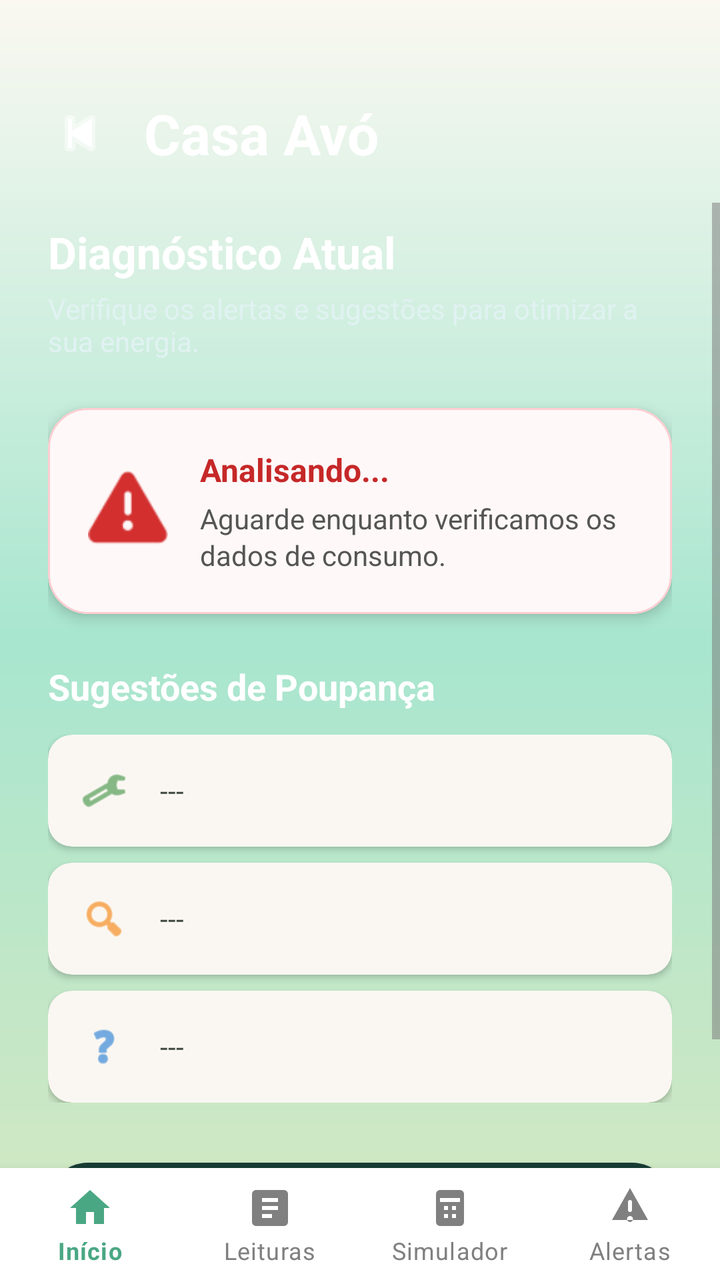
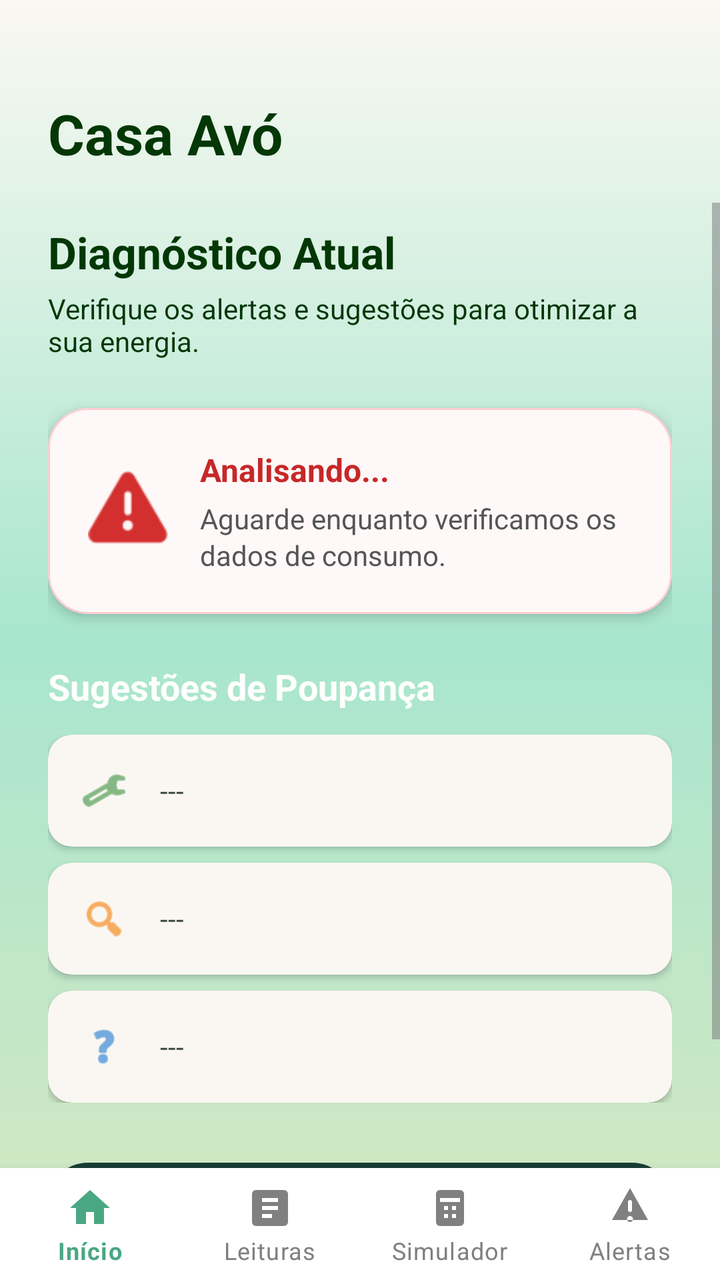

Before-and-after screenshots of an Android layout around one commit, followed by the original layout XML and the change that was made.
<!-- AndroidManifest.xml: application theme Theme.EcoTrack -->
<!-- res/layout/activity_alertas_consumo.xml -->
<?xml version="1.0" encoding="utf-8"?>
<androidx.constraintlayout.widget.ConstraintLayout xmlns:android="http://schemas.android.com/apk/res/android"
    xmlns:app="http://schemas.android.com/apk/res-auto"
    xmlns:tools="http://schemas.android.com/tools"
    android:layout_width="match_parent"
    android:layout_height="match_parent"
    android:background="@drawable/gradient_verde"
    tools:context=".AlertasConsumo">

    <androidx.constraintlayout.widget.ConstraintLayout
        android:id="@+id/headerCasaAlertas"
        android:layout_width="match_parent"
        android:layout_height="wrap_content"
        android:paddingHorizontal="24dp"
        android:paddingTop="48dp"
        android:paddingBottom="16dp"
        app:layout_constraintTop_toTopOf="parent"
        app:layout_constraintStart_toStartOf="parent"
        app:layout_constraintEnd_toEndOf="parent">

        <ImageView
            android:id="@+id/btnBackArrow"
            android:layout_width="32dp"
            android:layout_height="32dp"
            android:src="@android:drawable/ic_media_previous"
            app:tint="#FFFFFF"
            android:contentDescription="Voltar"
            app:layout_constraintStart_toStartOf="parent"
            app:layout_constraintTop_toTopOf="@id/tvNomeCasaAlertas"
            app:layout_constraintBottom_toBottomOf="@id/tvNomeCasaAlertas" />

        <TextView
            android:id="@+id/tvLabelCategoria"
            android:layout_width="wrap_content"
            android:layout_height="wrap_content"
            android:text="ANÁLISE INTELIGENTE"
            android:textSize="12sp"
            android:textColor="#CCFFFFFF"
            android:letterSpacing="0.1"
            android:textStyle="bold"
            android:layout_marginBottom="4dp"
            android:layout_marginStart="16dp"
            app:layout_constraintStart_toEndOf="@id/btnBackArrow"
            app:layout_constraintBottom_toTopOf="@id/tvNomeCasaAlertas" />

        <TextView
            android:id="@+id/tvNomeCasaAlertas"
            android:layout_width="wrap_content"
            android:layout_height="wrap_content"
            android:text="Casa Avó"
            android:textSize="28sp"
            android:textStyle="bold"
            android:textColor="#FFFFFF"
            android:layout_marginStart="16dp"
            app:layout_constraintStart_toEndOf="@id/btnBackArrow"
            app:layout_constraintTop_toTopOf="parent" />

    </androidx.constraintlayout.widget.ConstraintLayout>

    <ScrollView
        android:id="@+id/scrollAlertas"
        android:layout_width="0dp"
        android:layout_height="0dp"
        android:fillViewport="true"
        android:clipToPadding="false"
        android:paddingBottom="20dp"
        app:layout_constraintTop_toBottomOf="@id/headerCasaAlertas"
        app:layout_constraintBottom_toTopOf="@id/bottomNavigation"
        app:layout_constraintStart_toStartOf="parent"
        app:layout_constraintEnd_toEndOf="parent">

        <LinearLayout
            android:layout_width="match_parent"
            android:layout_height="wrap_content"
            android:orientation="vertical"
            android:paddingHorizontal="24dp"
            android:paddingTop="10dp">

            <TextView
                android:layout_width="wrap_content"
                android:layout_height="wrap_content"
                android:text="Diagnóstico Atual"
                android:textSize="22sp"
                android:textStyle="bold"
                android:textColor="#FFFFFF"
                android:layout_marginBottom="4dp"/>

            <TextView
                android:layout_width="wrap_content"
                android:layout_height="wrap_content"
                android:text="Verifique os alertas e sugestões para otimizar a sua energia."
                android:textSize="14sp"
                android:textColor="#E0F2F1"
                android:layout_marginBottom="24dp"/>

            <com.google.android.material.card.MaterialCardView
                android:layout_width="match_parent"
                android:layout_height="wrap_content"
                android:layout_marginBottom="24dp"
                app:cardBackgroundColor="#FFF8F8"
                app:cardCornerRadius="20dp"
                app:cardElevation="4dp"
                app:strokeColor="#FFCDD2"
                app:strokeWidth="1dp">

                <LinearLayout
                    android:layout_width="match_parent"
                    android:layout_height="wrap_content"
                    android:orientation="horizontal"
                    android:padding="20dp"
                    android:gravity="center_vertical">

                    <ImageView
                        android:id="@+id/ivIconeAlerta"
                        android:layout_width="40dp"
                        android:layout_height="40dp"
                        android:src="@android:drawable/ic_dialog_alert"
                        android:layout_marginEnd="16dp"
                        app:tint="#D32F2F" />

                    <LinearLayout
                        android:layout_width="0dp"
                        android:layout_height="wrap_content"
                        android:layout_weight="1"
                        android:orientation="vertical">

                        <TextView
                            android:id="@+id/tvTituloAlerta"
                            android:layout_width="wrap_content"
                            android:layout_height="wrap_content"
                            android:text="Analisando..."
                            android:textStyle="bold"
                            android:textSize="16sp"
                            android:textColor="#C62828"
                            android:layout_marginBottom="4dp"/>

                        <TextView
                            android:id="@+id/tvMensagemAlerta"
                            android:layout_width="wrap_content"
                            android:layout_height="wrap_content"
                            android:text="Aguarde enquanto verificamos os dados de consumo."
                            android:textColor="#555555"
                            android:textSize="14sp"
                            android:lineSpacingExtra="2dp"/>
                    </LinearLayout>
                </LinearLayout>
            </com.google.android.material.card.MaterialCardView>

            <TextView
                android:id="@+id/tvTituloSugestoes"
                android:layout_width="match_parent"
                android:layout_height="wrap_content"
                android:text="Sugestões de Poupança"
                android:textColor="#FFFFFF"
                android:textSize="18sp"
                android:textStyle="bold"
                android:layout_marginBottom="12dp"/>

            <LinearLayout
                android:id="@+id/layoutSugestoes"
                android:layout_width="match_parent"
                android:layout_height="wrap_content"
                android:orientation="vertical"
                android:layout_marginBottom="24dp">

                <com.google.android.material.card.MaterialCardView
                    android:layout_width="match_parent"
                    android:layout_height="wrap_content"
                    app:cardCornerRadius="12dp"
                    app:cardElevation="2dp"
                    android:layout_marginBottom="8dp">

                    <LinearLayout
                        android:layout_width="match_parent"
                        android:layout_height="wrap_content"
                        android:padding="16dp"
                        android:gravity="center_vertical"
                        android:orientation="horizontal">

                        <ImageView
                            android:layout_width="24dp"
                            android:layout_height="24dp"
                            android:src="@android:drawable/ic_menu_manage"
                            app:tint="#388E3C"
                            android:layout_marginEnd="16dp"/>

                        <TextView
                            android:id="@+id/tvDica1"
                            android:layout_width="match_parent"
                            android:layout_height="wrap_content"
                            android:text="---"
                            android:textColor="@color/oliveText"
                            android:textSize="14sp"/>
                    </LinearLayout>
                </com.google.android.material.card.MaterialCardView>

                <com.google.android.material.card.MaterialCardView
                    android:layout_width="match_parent"
                    android:layout_height="wrap_content"
                    app:cardCornerRadius="12dp"
                    app:cardElevation="2dp"
                    android:layout_marginBottom="8dp">

                    <LinearLayout
                        android:layout_width="match_parent"
                        android:layout_height="wrap_content"
                        android:padding="16dp"
                        android:gravity="center_vertical"
                        android:orientation="horizontal">

                        <ImageView
                            android:layout_width="24dp"
                            android:layout_height="24dp"
                            android:src="@android:drawable/ic_menu_search"
                            app:tint="#F57C00"
                            android:layout_marginEnd="16dp"/>

                        <TextView
                            android:id="@+id/tvDica2"
                            android:layout_width="match_parent"
                            android:layout_height="wrap_content"
                            android:text="---"
                            android:textColor="@color/oliveText"
                            android:textSize="14sp"/>
                    </LinearLayout>
                </com.google.android.material.card.MaterialCardView>

                <com.google.android.material.card.MaterialCardView
                    android:layout_width="match_parent"
                    android:layout_height="wrap_content"
                    app:cardCornerRadius="12dp"
                    app:cardElevation="2dp">

                    <LinearLayout
                        android:layout_width="match_parent"
                        android:layout_height="wrap_content"
                        android:padding="16dp"
                        android:gravity="center_vertical"
                        android:orientation="horizontal">

                        <ImageView
                            android:layout_width="24dp"
                            android:layout_height="24dp"
                            android:src="@android:drawable/ic_menu_help"
                            app:tint="#1976D2"
                            android:layout_marginEnd="16dp"/>

                        <TextView
                            android:id="@+id/tvDica3"
                            android:layout_width="match_parent"
                            android:layout_height="wrap_content"
                            android:text="---"
                            android:textColor="@color/oliveText"
                            android:textSize="14sp"/>
                    </LinearLayout>
                </com.google.android.material.card.MaterialCardView>

            </LinearLayout>

            <com.google.android.material.button.MaterialButton
                android:id="@+id/btnAgendarAssistencia"
                android:layout_width="match_parent"
                android:layout_height="60dp"
                android:text="Solicitar Técnico"
                android:textColor="#FFFFFF"
                android:textStyle="bold"
                android:textSize="16sp"
                app:icon="@android:drawable/ic_menu_call"
                app:iconGravity="textStart"
                app:iconTint="#FFFFFF"
                app:backgroundTint="@color/onMint"
                app:cornerRadius="20dp"/>

        </LinearLayout>
    </ScrollView>

    <com.google.android.material.bottomnavigation.BottomNavigationView
        android:id="@+id/bottomNavigation"
        android:layout_width="match_parent"
        android:layout_height="wrap_content"
        app:layout_constraintBottom_toBottomOf="parent"
        app:menu="@menu/menu_bottom_nav"
        android:background="@android:color/white"
        app:itemIconTint="@color/selector_bottom_nav"
        app:itemTextColor="@color/selector_bottom_nav"
        app:labelVisibilityMode="labeled"
        app:elevation="8dp"/>

</androidx.constraintlayout.widget.ConstraintLayout>
<!-- resources referenced by this layout -->
<resources>
  <color name="oliveText">#3F4A3E</color>
  <color name="onMint">#173C33</color>
  <!-- drawable gradient_verde (drawable) -->
  <shape xmlns:android="http://schemas.android.com/apk/res/android">
      <gradient
          android:startColor="@color/pastel_lightgreen"
          android:centerColor="@color/mint_start"
          android:endColor="@color/pastel_whitewarm"
          android:angle="90" />
  
      <corners android:radius="0dp" />
  </shape>
  <style name="Theme.EcoTrack" parent="Theme.MaterialComponents.Light.NoActionBar">
          
          <item name="colorPrimary">@color/colorPrimary</item>
          <item name="colorOnPrimary">@color/colorOnPrimary</item>
          <item name="colorSecondary">@color/colorSecondary</item>
          <item name="colorOnSecondary">@color/colorOnSecondary</item>
  
          
          <item name="colorOnBackground">@color/background_beige</item>
          <item name="colorSurface">@color/colorSurface</item>
          <item name="colorOnSurface">@color/colorOnSurface</item>
          <item name="android:windowBackground">@color/background_beige</item>
  
          
          <item name="colorPrimaryContainer">@color/colorPrimaryContainer</item>
          <item name="colorOnPrimaryContainer">@color/colorOnPrimaryContainer</item>
          <item name="colorSecondaryContainer">@color/colorSecondaryContainer</item>
          <item name="colorOnSecondaryContainer">@color/colorOnSecondaryContainer</item>
  
          
          <item name="colorError">@color/colorError</item>
          <item name="colorOnError">@color/colorOnError</item>
          <item name="colorErrorContainer">@color/colorErrorContainer</item>
          <item name="colorOnErrorContainer">@color/colorOnErrorContainer</item>
  
          
          <item name="colorOutline">@color/colorOutline</item>
  
          
          <item name="android:textColorPrimary">@color/text_primary</item>
          <item name="android:textColorSecondary">@color/text_secondary</item>
  
          
          <item name="android:statusBarColor">@color/colorPrimary</item>
          <item name="android:navigationBarColor">@color/background_beige</item>
      </style>
  <color name="pastel_lightgreen">#D7E8C1</color>
  <color name="mint_start">#A8E6CF</color>
  <color name="pastel_whitewarm">#FAF8F1</color>
  <color name="colorPrimary">#2E7D5B</color>
  <color name="colorOnPrimary">#FFFFFF</color>
  <color name="colorSecondary">#52644F</color>
  <color name="colorOnSecondary">#FFFFFF</color>
  <color name="background_beige">#FFFDF8</color>
  <color name="colorSurface">#FAF7F2</color>
  <color name="colorOnSurface">#3B3A37</color>
  <color name="colorPrimaryContainer">#BFE3CF</color>
  <color name="colorOnPrimaryContainer">#1A3B2C</color>
  <color name="colorSecondaryContainer">#D5E8D7</color>
  <color name="colorOnSecondaryContainer">#1F352F</color>
  <color name="colorError">#B3261E</color>
  <color name="colorOnError">#FFFFFF</color>
  <color name="colorErrorContainer">#F9DEDC</color>
  <color name="colorOnErrorContainer">#410E0B</color>
  <color name="colorOutline">#D8D2C8</color>
  <color name="text_primary">#2E2E2E</color>
  <color name="text_secondary">#7A7A7A</color>
</resources>

<!-- the commit's change to res/layout/activity_alertas_consumo.xml (unified diff, before → after) -->
@@ -18,41 +18,28 @@
         app:layout_constraintStart_toStartOf="parent"
         app:layout_constraintEnd_toEndOf="parent">
 
-        <ImageView
-            android:id="@+id/btnBackArrow"
-            android:layout_width="32dp"
-            android:layout_height="32dp"
-            android:src="@android:drawable/ic_media_previous"
-            app:tint="#FFFFFF"
-            android:contentDescription="Voltar"
-            app:layout_constraintStart_toStartOf="parent"
-            app:layout_constraintTop_toTopOf="@id/tvNomeCasaAlertas"
-            app:layout_constraintBottom_toBottomOf="@id/tvNomeCasaAlertas" />
-
         <TextView
             android:id="@+id/tvLabelCategoria"
             android:layout_width="wrap_content"
             android:layout_height="wrap_content"
+            android:layout_marginBottom="4dp"
+            android:letterSpacing="0.1"
             android:text="ANÁLISE INTELIGENTE"
+            android:textColor="#CCFFFFFF"
             android:textSize="12sp"
-            android:textColor="#CCFFFFFF"
-            android:letterSpacing="0.1"
             android:textStyle="bold"
-            android:layout_marginBottom="4dp"
-            android:layout_marginStart="16dp"
-            app:layout_constraintStart_toEndOf="@id/btnBackArrow"
-            app:layout_constraintBottom_toTopOf="@id/tvNomeCasaAlertas" />
+            app:layout_constraintBottom_toTopOf="@id/tvNomeCasaAlertas"
+            app:layout_constraintStart_toStartOf="parent" />
 
         <TextView
             android:id="@+id/tvNomeCasaAlertas"
             android:layout_width="wrap_content"
             android:layout_height="wrap_content"
             android:text="Casa Avó"
+            android:textColor="@color/green"
             android:textSize="28sp"
             android:textStyle="bold"
-            android:textColor="#FFFFFF"
-            android:layout_marginStart="16dp"
-            app:layout_constraintStart_toEndOf="@id/btnBackArrow"
+            app:layout_constraintStart_toStartOf="parent"
             app:layout_constraintTop_toTopOf="parent" />
 
     </androidx.constraintlayout.widget.ConstraintLayout>
@@ -82,7 +69,7 @@
                 android:text="Diagnóstico Atual"
                 android:textSize="22sp"
                 android:textStyle="bold"
-                android:textColor="#FFFFFF"
+                android:textColor="@color/green"
                 android:layout_marginBottom="4dp"/>
 
             <TextView
@@ -90,7 +77,7 @@
                 android:layout_height="wrap_content"
                 android:text="Verifique os alertas e sugestões para otimizar a sua energia."
                 android:textSize="14sp"
-                android:textColor="#E0F2F1"
+                android:textColor="@color/green"
                 android:layout_marginBottom="24dp"/>
 
             <com.google.android.material.card.MaterialCardView
<!-- resource entries referenced after the edit -->
@@ -1,5 +1,6 @@
 <!-- resources referenced by this layout -->
 <resources>
+  <color name="green">#033705</color>
   <color name="oliveText">#3F4A3E</color>
   <color name="onMint">#173C33</color>
   <!-- drawable gradient_verde (drawable) -->
